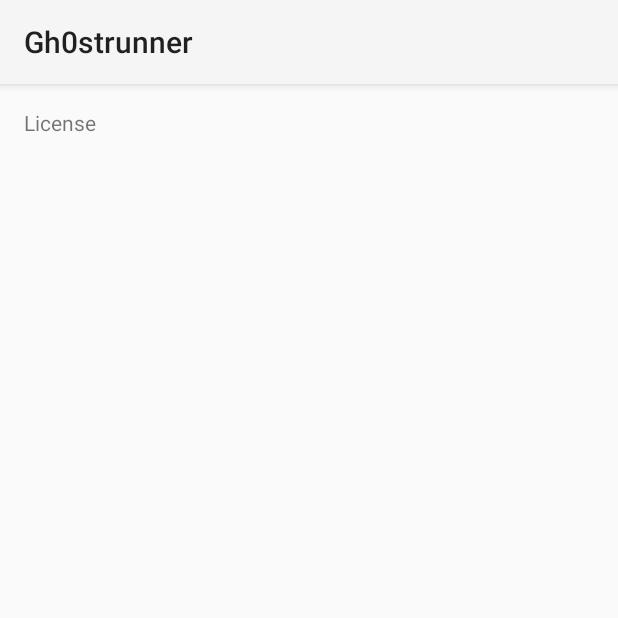
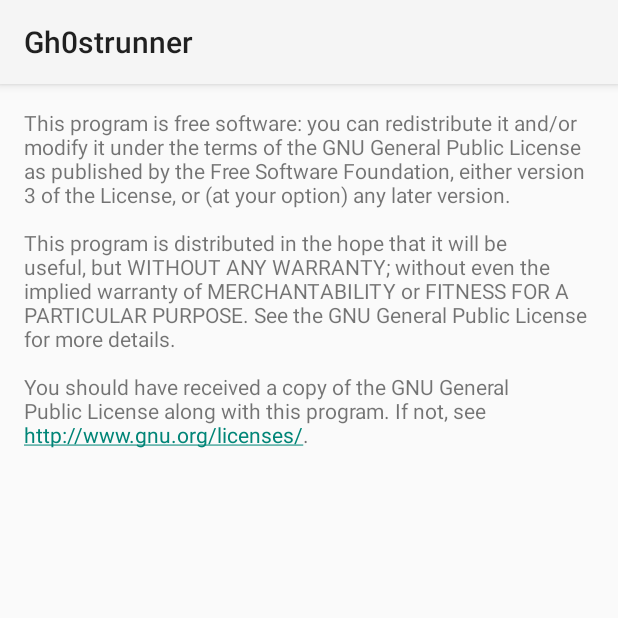
Before and after one commit to flntzr/runVs, an Android app: the fragment EulaFragment shown on its own in the app's theme, on a phone screen of 412 x 824 dp, the top half of it. Run offline under Robolectric (Android 15) with nearby library versions, the phone set to English and light mode, and no system bars; 1 statement that could not run was skipped.

Commit message:
Added license and information about us

```diff
--- a/app/src/main/java/winzer/gh0strunner/EulaFragment.java
+++ b/app/src/main/java/winzer/gh0strunner/EulaFragment.java
@@ -3,9 +3,11 @@
 import android.app.Activity;
 import android.app.Fragment;
 import android.os.Bundle;
+import android.text.method.LinkMovementMethod;
 import android.view.LayoutInflater;
 import android.view.View;
 import android.view.ViewGroup;
+import android.widget.TextView;
 
 /**
  * Created by franschl on 5/23/15.
@@ -25,6 +27,11 @@
     @Override
     public View onCreateView(LayoutInflater inflater, ViewGroup container, Bundle savedInstanceState) {
         View rootView = inflater.inflate(R.layout.fragment_eula, container, false);
+
+        // make Link in gpl clickable
+        TextView aboutText = (TextView) rootView.findViewById(R.id.eula_text);
+        aboutText.setMovementMethod(LinkMovementMethod.getInstance());
+
         return rootView;
     }
 
--- a/app/src/main/res/layout/fragment_about.xml
+++ b/app/src/main/res/layout/fragment_about.xml
@@ -11,7 +11,8 @@
 
     <TextView
         android:layout_width="match_parent"
-        android:layout_height="200dp"
-        android:text="About" />
+        android:layout_height="wrap_content"
+        android:text="@string/about_text"
+        android:id="@+id/about_text"/>
 
 </RelativeLayout>
--- a/app/src/main/res/layout/fragment_eula.xml
+++ b/app/src/main/res/layout/fragment_eula.xml
@@ -11,7 +11,8 @@
 
     <TextView
         android:layout_width="match_parent"
-        android:layout_height="200dp"
-        android:text="License" />
+        android:layout_height="wrap_content"
+        android:text="@string/eula_text"
+        android:id="@+id/eula_text"/>
 
 </RelativeLayout>
--- a/app/src/main/res/values/strings.xml
+++ b/app/src/main/res/values/strings.xml
@@ -15,4 +15,19 @@
     <string name="action_example">Example action</string>
 
     <string name="action_settings">Settings</string>
+
+    <string name="about_text">This app was written by the computer science students Roland Weinreich and Franz Flintzer.
+        \n\nThe source code for the app and REST API are available on <a href="https://github.com/smoelge/runVs">https://github.com/smoelge/runVs</a>.
+    </string>
+    <string name="eula_text">This program is free software: you can redistribute it and/or modify
+    it under the terms of the GNU General Public License as published by
+    the Free Software Foundation, either version 3 of the License, or
+    (at your option) any later version.
+    \n\nThis program is distributed in the hope that it will be useful,
+    but WITHOUT ANY WARRANTY; without even the implied warranty of
+    MERCHANTABILITY or FITNESS FOR A PARTICULAR PURPOSE.  See the
+    GNU General Public License for more details.
+    \n\nYou should have received a copy of the GNU General Public License
+    along with this program.  If not, see <a href="http://www.gnu.org/licenses/">http://www.gnu.org/licenses/</a>.
+    </string>
 </resources>
```
Also changed, not shown: app/src/main/java/winzer/gh0strunner/AboutFragment.java (+7 -0 lines).
